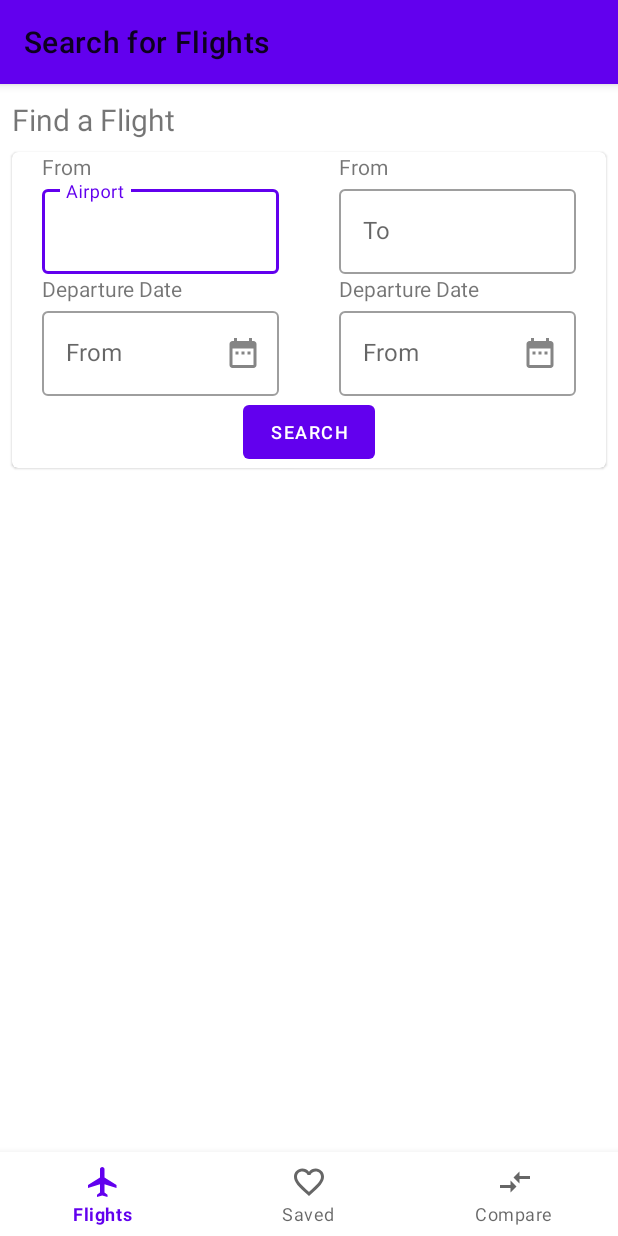
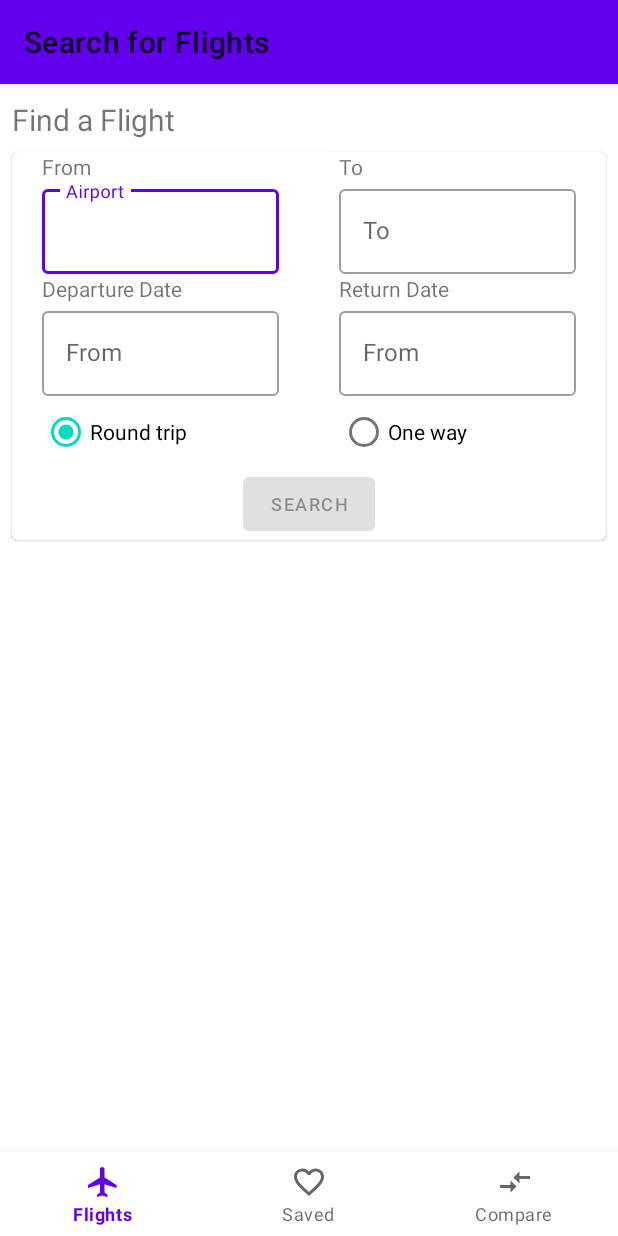
Before and after one commit to amandaf360/FlightCompare, an Android app: the screen it shows after launch (MainActivity), on a phone screen of 412 x 824 dp. Run offline under Robolectric (Android 15) with nearby library versions, the phone set to English and light mode, and no system bars.

Commit message:
connected search flights and created fragment file for saved flights

```diff
--- a/app/src/main/java/com/example/flightcompare/FlightsTab/SearchFlights.java
+++ b/app/src/main/java/com/example/flightcompare/FlightsTab/SearchFlights.java
@@ -3,24 +3,32 @@ package com.example.flightcompare.FlightsTab;
 import android.content.Context;
 import android.os.Bundle;
 import androidx.fragment.app.Fragment;
+
+import android.text.Editable;
+import android.text.TextWatcher;
 import android.view.LayoutInflater;
 import android.view.View;
 import android.view.ViewGroup;
+import android.widget.RadioButton;
+import android.widget.RadioGroup;
 
 import com.example.flightcompare.R;
+import com.google.android.material.button.MaterialButton;
+import com.google.android.material.textfield.TextInputEditText;
 
-/**
- * A simple {@link Fragment} subclass.
- * Activities that contain this fragment must implement the
- * {@link SearchFlights.OnSearchFlightsSelectedListener
- *} interface
- * to handle interaction events.
- * Use the {@link SearchFlights#newInstance} factory method to
- * create an instance of this fragment.
- */
 public class SearchFlights extends Fragment {
 
-    private OnSearchFlightsSelectedListener mListener;
+    // UI elements
+    TextInputEditText fromAirportEdit;
+    TextInputEditText toAirportEdit;
+    TextInputEditText departDateEdit;
+    TextInputEditText returnDateEdit;
+
+    RadioButton roundtripRadio;
+    RadioButton onewayRadio;
+
+    MaterialButton searchButton;
+
 
     public SearchFlights() {}
 
@@ -37,26 +45,140 @@ public class SearchFlights extends Fragment {
     @Override
     public View onCreateView(LayoutInflater inflater, ViewGroup container,
                              Bundle savedInstanceState) {
-        // Inflate the layout for this fragment
-        return inflater.inflate(R.layout.fragment_search_flights, container, false);
+        View v = inflater.inflate(R.layout.fragment_search_flights, container, false);
+
+        fromAirportEdit = v.findViewById(R.id.from_airport_edit);
+        toAirportEdit = v.findViewById(R.id.to_airport_edit);
+        departDateEdit = v.findViewById(R.id.depart_date_edit);
+        returnDateEdit = v.findViewById(R.id.return_date_edit);
+        roundtripRadio = v.findViewById(R.id.roundtrip_radio);
+        onewayRadio = v.findViewById(R.id.oneway_radio);
+        searchButton = v.findViewById(R.id.search_button);
+        searchButton.setOnClickListener(new View.OnClickListener() {
+            @Override
+            public void onClick(View view) {
+                onSearchClicked();
+            }
+        });
+
+        RadioGroup tripButtonsGroup = v.findViewById(R.id.radio_group);
+
+
+        searchButton.setEnabled(false);
+
+        TextWatcher watcher = new TextWatcher() {
+            @Override
+            public void beforeTextChanged(CharSequence charSequence, int i, int i1, int i2) {
+                searchButton.setEnabled(false);
+            }
+
+            @Override
+            public void onTextChanged(CharSequence charSequence, int i, int i1, int i2) {
+
+            }
+
+            @Override
+            public void afterTextChanged(Editable editable) {
+                // if oneway, disable the "return date" field
+                if(onewayRadio.isChecked()) {
+                    returnDateEdit.setEnabled(false);
+                }
+                else {
+                    returnDateEdit.setEnabled(true);
+                }
+
+                // check to see if all fields are filled out
+                if(fromAirportEdit.getText().toString().length() != 0 && toAirportEdit.getText().toString().length() != 0
+                    && departDateEdit.getText().toString().length() != 0) {
+                    if(roundtripRadio.isChecked() && returnDateEdit.getText().toString().length() != 0) {
+                        searchButton.setEnabled(true);
+                    }
+                    else if(onewayRadio.isChecked()) {
+                        searchButton.setEnabled(true);
+                    }
+                }
+                else {
+                    searchButton.setEnabled(false);
+                }
+            }
+        };
+
+        fromAirportEdit.addTextChangedListener(watcher);
+        toAirportEdit.addTextChangedListener(watcher);
+        departDateEdit.addTextChangedListener(watcher);
+        returnDateEdit.addTextChangedListener(watcher);
+//        roundtripRadio.addTextChangedListener(watcher);
+//        onewayRadio.addTextChangedListener(watcher);
+//        searchButton.addTextChangedListener(watcher);
+
+        //Listener -- setOnCheckedChangeListener???
+        RadioGroup.OnCheckedChangeListener listener = new RadioGroup.OnCheckedChangeListener() {
+            @Override
+            public void onCheckedChanged(RadioGroup radioGroup, int i) {
+                // if oneway, disable the "return date" field
+                if(onewayRadio.isChecked()) {
+                    returnDateEdit.setEnabled(false);
+                }
+                else {
+                    returnDateEdit.setEnabled(true);
+                }
+
+                // check to see if all fields are filled out
+                if(fromAirportEdit.getText().toString().length() != 0 && toAirportEdit.getText().toString().length() != 0
+                        && departDateEdit.getText().toString().length() != 0) {
+                    if(roundtripRadio.isChecked() && returnDateEdit.getText().toString().length() != 0) {
+                        searchButton.setEnabled(true);
+                    }
+                    else if(onewayRadio.isChecked()) {
+                        searchButton.setEnabled(true);
+                    }
+                }
+                else {
+                    searchButton.setEnabled(false);
+                }
+            }
+        };
+        tripButtonsGroup.setOnCheckedChangeListener(listener);
+
+        return v;
     }
+
+    public void onSearchClicked() {
+        searchButton.setEnabled(false);
+    }
+
+    private void returnSearchResult() {
+//        LoginRequest request = getLoginRequest();
+//
+//        LoginTask task = new LoginTask();
+//        task.setCallback(this);
+//        task.setHost(hostEdit.getText().toString());
+//        task.setPort(portEdit.getText().toString());
+//        task.execute(request);
+
+        // FIND MATCHING THINGS IN THE MOCK DATA
+        // SWITCH ACTIVITIES?? - SET THINGS IN THE MODEL TO INDICATE THAT THERE ARE SEARCH RESULTS
+    }
+
+    //-----------------------------------------------------------------//
 
     @Override
     public void onAttach(Context context) {
         super.onAttach(context);
-        if (context instanceof OnSearchFlightsSelectedListener) {
-            mListener = (OnSearchFlightsSelectedListener) context;
-        } else {
-            throw new RuntimeException(context.toString()
-                    + " must implement OnSearchFlightsSelectedListener");
-        }
+//        if (context instanceof OnSearchFlightsSelectedListener) {
+//            mListener = (OnSearchFlightsSelectedListener) context;
+//        } else {
+//            throw new RuntimeException(context.toString()
+//                    + " must implement OnSearchFlightsSelectedListener");
+//        }
     }
 
     @Override
     public void onDetach() {
         super.onDetach();
-        mListener = null;
+//        mListener = null;
     }
+
 
     /**
      * This interface must be implemented by activities that contain this
--- a/app/src/main/java/com/example/flightcompare/MainActivity.java
+++ b/app/src/main/java/com/example/flightcompare/MainActivity.java
@@ -53,8 +53,8 @@ public class MainActivity extends AppCompatActivity implements SearchFlights.OnS
                     return true;
                 case R.id.navigation_saved:
                     toolbar.setTitle("Saved Flights");
-                    //fragment = new GiftsFragment();
-                    //loadFragment(fragment);
+                    fragment = new SavedFlights();
+                    loadFragment(fragment);
                     return true;
                 case R.id.navigation_compare:
                     toolbar.setTitle("Compare Flights");
--- a/app/src/main/res/layout/fragment_search_flights.xml
+++ b/app/src/main/res/layout/fragment_search_flights.xml
@@ -47,25 +47,25 @@
                         android:layout_width="match_parent"
                         android:layout_height="match_parent"
                         android:layout_weight="1"
-                        android:orientation="vertical">
+                        android:orientation="vertical"
+                        android:layout_marginHorizontal="20dp">
 
                         <!-- "From" airport -->
                         <TextView
                             android:id="@+id/depart_date2"
                             android:layout_width="match_parent"
                             android:layout_height="wrap_content"
-                            android:layout_marginLeft="20dp"
                             android:text="@string/dest_from" />
 
+                        <!-- "From" airport edit text -->
                         <com.google.android.material.textfield.TextInputLayout
                             style="@style/Widget.MaterialComponents.TextInputLayout.OutlinedBox"
                             android:layout_width="match_parent"
                             android:layout_height="wrap_content"
-                            android:layout_marginHorizontal="20dp"
                             android:hint="@string/airport">
 
                             <com.google.android.material.textfield.TextInputEditText
-                                android:id="@+id/from_airport"
+                                android:id="@+id/from_airport_edit"
                                 android:layout_width="match_parent"
                                 android:layout_height="wrap_content"
                                 android:inputType="textPassword" />
@@ -77,20 +77,20 @@
                             android:id="@+id/depart_date"
                             android:layout_width="wrap_content"
                             android:layout_height="wrap_content"
-                            android:layout_marginLeft="20dp"
                             android:text="@string/depart_date" />
 
+                        <!-- departure date edit text -->
                         <com.google.android.material.textfield.TextInputLayout
                             style="@style/Widget.MaterialComponents.TextInputLayout.OutlinedBox"
                             android:layout_width="match_parent"
                             android:layout_height="wrap_content"
-                            android:layout_marginHorizontal="20dp"
-                            android:hint="@string/dest_from"
-                            app:endIconContentDescription="Custom description"
-                            app:endIconDrawable="@drawable/ic_date"
-                            app:endIconMode="custom">
+                            android:hint="@string/dest_from">
+<!--                            app:endIconContentDescription="Custom description"-->
+<!--                            app:endIconDrawable="@drawable/ic_date"-->
+<!--                            app:endIconMode="custom">-->
 
                             <com.google.android.material.textfield.TextInputEditText
+                                android:id="@+id/depart_date_edit"
                                 android:layout_width="match_parent"
                                 android:layout_height="wrap_content"
                                 android:inputType="textPassword" />
@@ -105,13 +105,15 @@
                         android:layout_weight="1"
                         android:orientation="vertical">
 
+                        <!-- "To" airport text -->
                         <TextView
                             android:id="@+id/depart_date3"
                             android:layout_width="match_parent"
                             android:layout_height="wrap_content"
                             android:layout_marginLeft="20dp"
-                            android:text="@string/dest_from" />
+                            android:text="@string/dest_to" />
 
+                        <!-- "To" airport edit text -->
                         <com.google.android.material.textfield.TextInputLayout
                             android:layout_width="match_parent"
                             android:layout_height="wrap_content"
@@ -120,36 +122,39 @@
                             style="@style/Widget.MaterialComponents.TextInputLayout.OutlinedBox">
 
                             <com.google.android.material.textfield.TextInputEditText
-                                android:id="@+id/to_airport"
+                                android:id="@+id/to_airport_edit"
                                 android:layout_width="match_parent"
                                 android:layout_height="wrap_content"
                                 android:inputType="textPassword" />
 
                         </com.google.android.material.textfield.TextInputLayout>
 
+                        <!-- return date text -->
                         <TextView
-                            android:id="@+id/depart_date4"
                             android:layout_width="match_parent"
                             android:layout_height="wrap_content"
                             android:layout_marginLeft="20dp"
-                            android:text="@string/depart_date" />
+                            android:text="@string/return_date" />
 
 <!--                        <DatePicker-->
 <!--                            android:layout_width="match_parent"-->
 <!--                            android:layout_height="match_parent">-->
 
 <!--                        </DatePicker>-->
+
+                        <!-- return date edit text -->
                         <com.google.android.material.textfield.TextInputLayout
                             style="@style/Widget.MaterialComponents.TextInputLayout.OutlinedBox"
                             android:layout_width="match_parent"
                             android:layout_height="wrap_content"
                             android:layout_marginHorizontal="20dp"
-                            android:hint="@string/dest_from"
-                            app:endIconContentDescription="Custom description"
-                            app:endIconDrawable="@drawable/ic_date"
-                            app:endIconMode="custom">
+                            android:hint="@string/dest_from">
+<!--                            app:endIconContentDescription="Custom description"-->
+<!--                            app:endIconDrawable="@drawable/ic_date"-->
+<!--                            app:endIconMode="custom">-->
 
                             <com.google.android.material.textfield.TextInputEditText
+                                android:id="@+id/return_date_edit"
                                 android:layout_width="match_parent"
                                 android:layout_height="wrap_content"
                                 android:inputType="textPassword" />
@@ -159,8 +164,32 @@
                     </LinearLayout>
                 </LinearLayout>
 
+                <RadioGroup
+                    android:layout_width="match_parent"
+                    android:layout_height="wrap_content"
+                    android:layout_gravity="center_horizontal"
+                    android:id="@+id/radio_group"
+                    android:layout_marginHorizontal="20dp"
+                    android:checkedButton="@+id/roundtrip_radio"
+                    android:orientation="horizontal">
+
+                    <RadioButton
+                        android:id="@+id/roundtrip_radio"
+                        android:layout_width="wrap_content"
+                        android:layout_height="wrap_content"
+                        android:layout_weight="1"
+                        android:text="@string/roundtrip" />
+
+                    <RadioButton
+                        android:id="@+id/oneway_radio"
+                        android:layout_width="wrap_content"
+                        android:layout_height="wrap_content"
+                        android:layout_marginLeft="30dp"
+                        android:layout_weight="1"
+                        android:text="@string/oneway" />
+                </RadioGroup>
                 <com.google.android.material.button.MaterialButton
-                    android:id="@+id/material_unelevated_button"
+                    android:id="@+id/search_button"
                     style="@style/Widget.MaterialComponents.Button.UnelevatedButton"
                     android:layout_width="wrap_content"
                     android:layout_height="wrap_content"
--- a/app/src/main/res/values/strings.xml
+++ b/app/src/main/res/values/strings.xml
@@ -13,7 +13,10 @@
     <string name="depart_date">Departure Date</string>
     <string name="return_date">Return Date</string>
     <string name="date_format">mm/dd/yyyy</string>
-    <string name="roundtrip">Round Trip</string>
-    <string name="oneway">One Way</string>
+    <string name="roundtrip">Round trip</string>
+    <string name="oneway">One way</string>
+
+    <!-- TODO: Remove or change this placeholder text -->
+    <string name="hello_blank_fragment">Hello blank fragment</string>
 
 </resources>
```
Also changed, not shown: app/src/main/java/com/example/flightcompare/SavedFlights.java (added, +98 -0 lines), app/src/main/res/layout/fragment_saved_flights.xml (added, +14 -0 lines).
